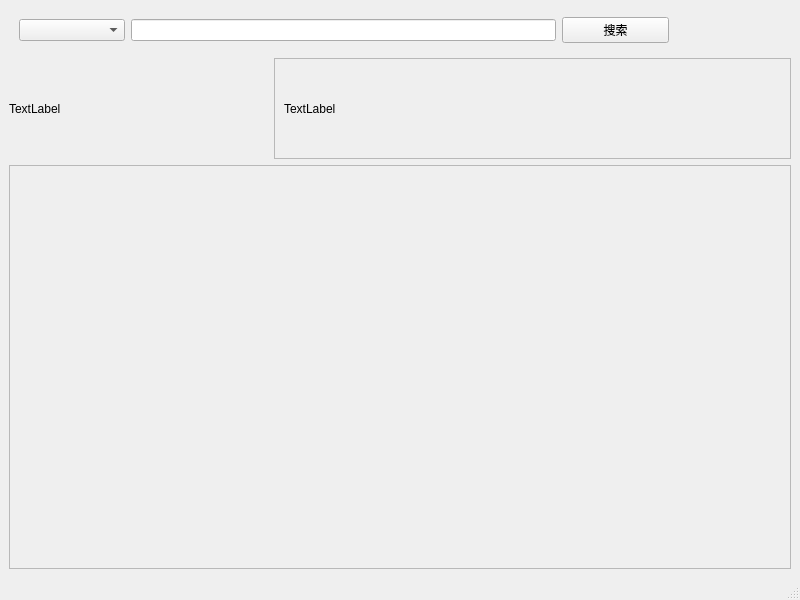
Before: the Qt Designer form final_music_player/main_ui.ui in rihann/shiranui, drawn with Qt 5.
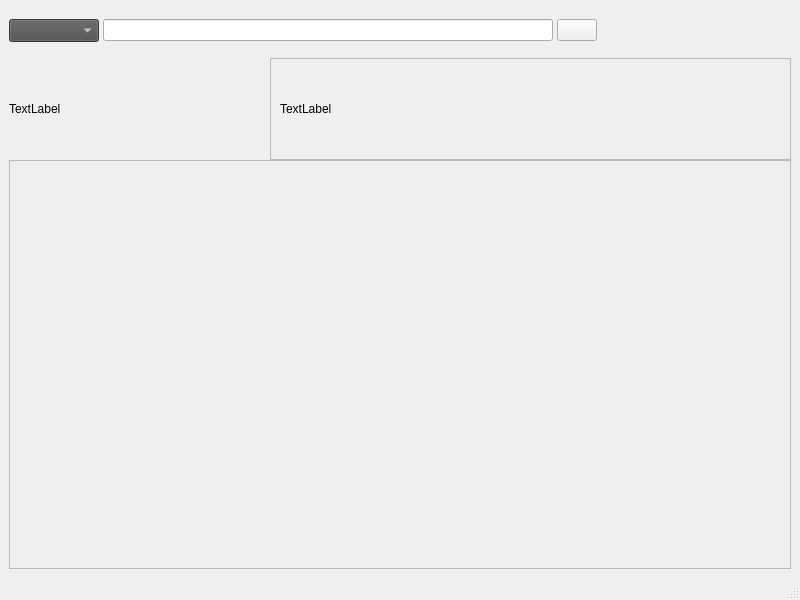
After: the same form once the commit is applied.

```diff
--- a/final_music_player/main_ui.ui
+++ b/final_music_player/main_ui.ui
@@ -13,24 +13,55 @@
     <height>600</height>
    </rect>
   </property>
+  <property name="minimumSize">
+   <size>
+    <width>800</width>
+    <height>600</height>
+   </size>
+  </property>
+  <property name="maximumSize">
+   <size>
+    <width>800</width>
+    <height>600</height>
+   </size>
+  </property>
   <property name="windowTitle">
    <string>MainWindow</string>
   </property>
   <widget class="QWidget" name="centralwidget">
    <layout class="QVBoxLayout" name="verticalLayout" stretch="1,12,1">
     <item>
-     <layout class="QHBoxLayout" name="daohang_layout" stretch="1,4,1,1">
+     <layout class="QHBoxLayout" name="daohang_layout" stretch="4,20,1,4">
+      <property name="spacing">
+       <number>4</number>
+      </property>
       <property name="sizeConstraint">
        <enum>QLayout::SetDefaultConstraint</enum>
       </property>
       <property name="leftMargin">
-       <number>10</number>
+       <number>0</number>
+      </property>
+      <property name="topMargin">
+       <number>0</number>
       </property>
       <property name="rightMargin">
-       <number>10</number>
+       <number>100</number>
+      </property>
+      <property name="bottomMargin">
+       <number>0</number>
       </property>
       <item>
-       <widget class="QComboBox" name="comboBox"/>
+       <widget class="QComboBox" name="comboBox">
+        <property name="font">
+         <font>
+          <pointsize>10</pointsize>
+         </font>
+        </property>
+        <property name="styleSheet">
+         <string notr="true">background-color: rgb(79, 79, 79);
+color: rgb(255, 255, 255);</string>
+        </property>
+       </widget>
       </item>
       <item>
        <widget class="QLineEdit" name="sousuo_input"/>
@@ -38,7 +69,7 @@
       <item>
        <widget class="QPushButton" name="sousuo">
         <property name="text">
-         <string>搜索</string>
+         <string/>
         </property>
        </widget>
       </item>
@@ -47,19 +78,37 @@
         <property name="text">
          <string/>
         </property>
+        <property name="alignment">
+         <set>Qt::AlignCenter</set>
+        </property>
        </widget>
       </item>
      </layout>
     </item>
     <item>
      <layout class="QHBoxLayout" name="recommend" stretch="1,4">
+      <property name="spacing">
+       <number>0</number>
+      </property>
+      <property name="leftMargin">
+       <number>0</number>
+      </property>
+      <property name="topMargin">
+       <number>0</number>
+      </property>
       <item>
        <layout class="QGridLayout" name="left_layout"/>
       </item>
       <item>
        <layout class="QVBoxLayout" name="right_layout" stretch="1,4">
+        <property name="spacing">
+         <number>0</number>
+        </property>
         <item>
          <layout class="QHBoxLayout" name="up_layout" stretch="1,2">
+          <property name="spacing">
+           <number>0</number>
+          </property>
           <item>
            <widget class="QLabel" name="img_label">
             <property name="text">
@@ -80,13 +129,16 @@
               <rect>
                <x>0</x>
                <y>0</y>
-               <width>404</width>
-               <height>84</height>
+               <width>411</width>
+               <height>89</height>
               </rect>
              </property>
              <layout class="QVBoxLayout" name="verticalLayout_3">
               <item>
                <layout class="QVBoxLayout" name="verticalLayout_2">
+                <property name="spacing">
+                 <number>0</number>
+                </property>
                 <item>
                  <widget class="QLabel" name="music_form_info">
                   <property name="text">
@@ -115,8 +167,8 @@
             <rect>
              <x>0</x>
              <y>0</y>
-             <width>615</width>
-             <height>350</height>
+             <width>620</width>
+             <height>371</height>
             </rect>
            </property>
           </widget>
```
Left out of the diff: 41 changed lines with no effect on the pictures.
